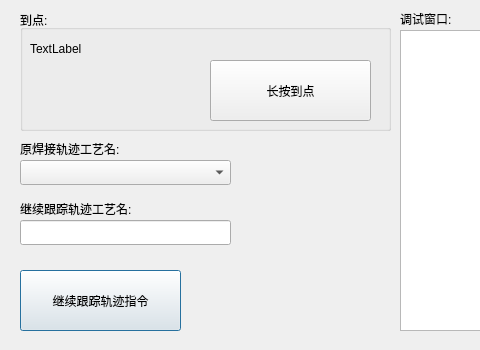
Above: keytracecontinuedlg.ui from qubo188612/qtwelding before the change; both pictures show x 0 to 480 and y 0 to 350 of the 720 by 350 pixel window. Below: the same form after it.
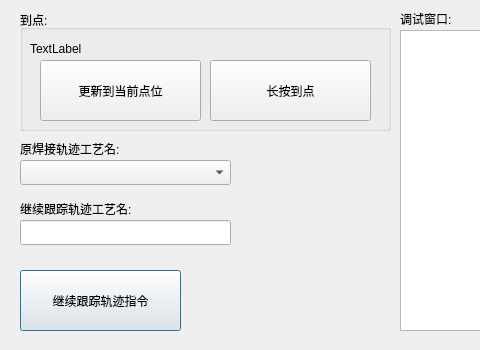
That is the form after the change.

Diff of the .ui file:
```diff
--- a/keytracecontinuedlg.ui
+++ b/keytracecontinuedlg.ui
@@ -133,6 +133,19 @@
      <string>长按到点</string>
     </property>
    </widget>
+   <widget class="QPushButton" name="updata_posBtn">
+    <property name="geometry">
+     <rect>
+      <x>20</x>
+      <y>50</y>
+      <width>161</width>
+      <height>61</height>
+     </rect>
+    </property>
+    <property name="text">
+     <string>更新到当前点位</string>
+    </property>
+   </widget>
   </widget>
  </widget>
  <resources/>
```
